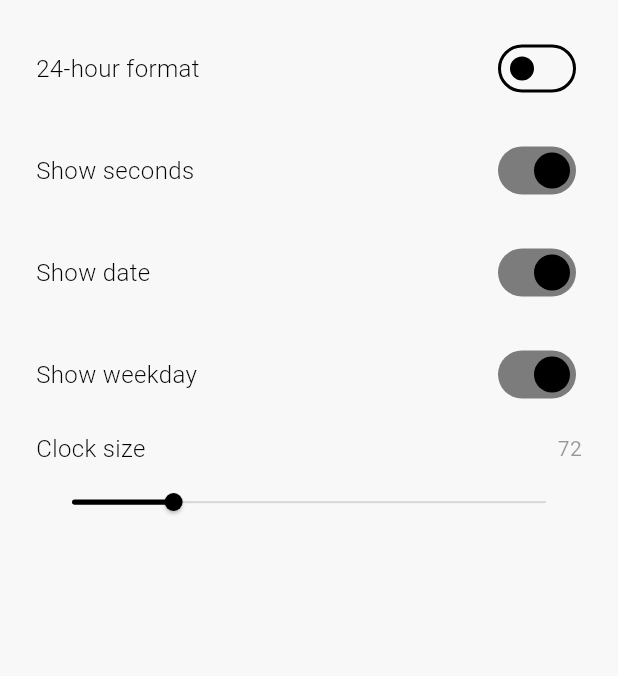
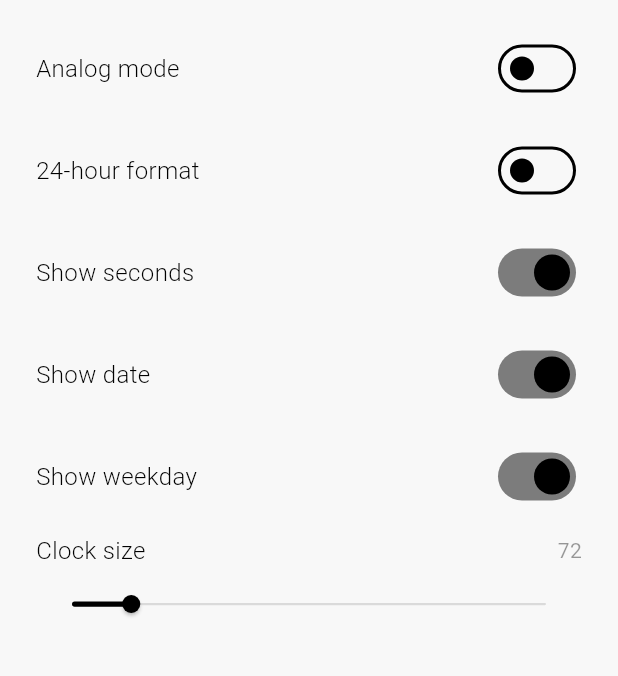
Before and after one commit to ImJustIvaan/Minimal-Clock-Desktop, a Flutter app: the SettingsScreen screen opened directly, after a tap on "Light", on a phone screen of 412 x 824 dp, the part 473-1149 px from its top. Run offline on Flutter 3.47's test engine with Material 3 defaults, Android fonts, the phone set to English and light mode, and no system bars; our stand-ins replace flutter_riverpod, share_plus, shared_preferences, supabase_flutter, timezone; missing offline and left inert: local_notifier, window_manager; accounts and stored records are empty.

Commit message:
Add analog clock mode, fix timer sizing and controls, scale countdowns
- Analog clock: custom painter with hour/minute/second hands, toggleable
  in Settings → CLOCK → Analog mode
- Font size slider max raised from 160 → 240
- Timer duration picker: replaced ListWheelScrollView with up/down arrow
  buttons that work reliably on desktop; digits scale with clock font size
- Timer progress ring: scales with clockFontSize instead of fixed 260px
- Countdown detail: remaining time now scales with clockFontSize

```diff
--- a/lib/core/models/settings_model.dart
+++ b/lib/core/models/settings_model.dart
@@ -9,6 +9,7 @@ class AppSettings {
   final double clockFontSize;
   // Empty string means local device timezone
   final String selectedTimezone;
+  final bool analogMode;
 
   const AppSettings({
     this.themeMode = ThemeMode.system,
@@ -18,6 +19,7 @@ class AppSettings {
     this.showWeekday = true,
     this.clockFontSize = 72,
     this.selectedTimezone = '',
+    this.analogMode = false,
   });
 
   AppSettings copyWith({
@@ -28,6 +30,7 @@ class AppSettings {
     bool? showWeekday,
     double? clockFontSize,
     String? selectedTimezone,
+    bool? analogMode,
   }) {
     return AppSettings(
       themeMode: themeMode ?? this.themeMode,
@@ -37,6 +40,7 @@ class AppSettings {
       showWeekday: showWeekday ?? this.showWeekday,
       clockFontSize: clockFontSize ?? this.clockFontSize,
       selectedTimezone: selectedTimezone ?? this.selectedTimezone,
+      analogMode: analogMode ?? this.analogMode,
     );
   }
 
@@ -48,6 +52,7 @@ class AppSettings {
         'showWeekday': showWeekday,
         'clockFontSize': clockFontSize,
         'selectedTimezone': selectedTimezone,
+        'analogMode': analogMode,
       };
 
   factory AppSettings.fromJson(Map<String, dynamic> json) => AppSettings(
@@ -58,5 +63,6 @@ class AppSettings {
         showWeekday: json['showWeekday'] as bool? ?? true,
         clockFontSize: (json['clockFontSize'] as num?)?.toDouble() ?? 72,
         selectedTimezone: json['selectedTimezone'] as String? ?? '',
+        analogMode: json['analogMode'] as bool? ?? false,
       );
 }
--- a/lib/features/clock/clock_screen.dart
+++ b/lib/features/clock/clock_screen.dart
@@ -6,6 +6,7 @@ import 'package:timezone/timezone.dart' as tz;
 import 'package:timezone/data/latest.dart' as tz_data;
 import '../../core/providers/settings_provider.dart';
 import 'widgets/animated_digit.dart';
+import 'widgets/analog_clock.dart';
 
 class ClockScreen extends ConsumerStatefulWidget {
   const ClockScreen({super.key});
@@ -40,7 +41,6 @@ class _ClockScreenState extends ConsumerState<ClockScreen> {
     try {
       final location = tz.getLocation(tzId);
       final tzNow = tz.TZDateTime.now(location);
-      // Return a plain DateTime so DateFormat works normally
       return DateTime(tzNow.year, tzNow.month, tzNow.day,
           tzNow.hour, tzNow.minute, tzNow.second);
     } catch (_) {
@@ -56,45 +56,83 @@ class _ClockScreenState extends ConsumerState<ClockScreen> {
       error: (_, __) => const SizedBox.shrink(),
       data: (settings) {
         final displayNow = _localizedNow(settings.selectedTimezone);
+        final color = Theme.of(context).colorScheme.onSurface;
 
+        return Scaffold(
+          body: Center(
+            child: settings.analogMode
+                ? _buildAnalog(displayNow, settings, color)
+                : _buildDigital(displayNow, settings, color),
+          ),
+        );
+      },
+    );
+  }
+
+  Widget _buildAnalog(DateTime now, dynamic settings, Color color) {
+    final dateStr = DateFormat('MMMM d, yyyy').format(now);
+    final weekdayStr = DateFormat('EEEE').format(now);
+    final clockSize = (settings.clockFontSize as double) * 2.8;
+
+    return Column(
+      mainAxisAlignment: MainAxisAlignment.center,
+      children: [
+        if (settings.selectedTimezone.isNotEmpty) ...[
+          Text(
+            (settings.selectedTimezone as String).replaceAll('_', ' '),
+            style: TextStyle(fontSize: 11, letterSpacing: 3, color: color.withValues(alpha: 0.3)),
+          ),
+          const SizedBox(height: 4),
+        ],
+        AnalogClock(
+          time: now,
+          color: color,
+          showSeconds: settings.showSeconds as bool,
+          size: clockSize.clamp(200.0, 500.0),
+        ),
+        if (settings.showWeekday || settings.showDate) const SizedBox(height: 28),
+        if (settings.showWeekday)
+          Text(
+            weekdayStr.toUpperCase(),
+            style: TextStyle(fontSize: 13, letterSpacing: 4, color: color.withValues(alpha: 0.4), fontWeight: FontWeight.w400),
+          ),
+        if (settings.showDate) ...[
+          const SizedBox(height: 6),
+          Text(
+            dateStr,
+            style: TextStyle(fontSize: 16, letterSpacing: 1, color: color.withValues(alpha: 0.45), fontWeight: FontWeight.w300),
+          ),
+        ],
+      ],
+    );
+  }
+
+  Widget _buildDigital(DateTime now, dynamic settings, Color color) {
     final timeFormat = settings.use24Hour
         ? (settings.showSeconds ? 'HH:mm:ss' : 'HH:mm')
         : (settings.showSeconds ? 'hh:mm:ss' : 'hh:mm');
-        final timeStr = DateFormat(timeFormat).format(displayNow);
-        final amPm = settings.use24Hour ? '' : DateFormat('a').format(displayNow);
-        final dateStr = DateFormat('MMMM d, yyyy').format(displayNow);
-        final weekdayStr = DateFormat('EEEE').format(displayNow);
+    final timeStr = DateFormat(timeFormat).format(now);
+    final amPm = settings.use24Hour ? '' : DateFormat('a').format(now);
+    final dateStr = DateFormat('MMMM d, yyyy').format(now);
+    final weekdayStr = DateFormat('EEEE').format(now);
+    final fontSize = settings.clockFontSize as double;
 
-        final color = Theme.of(context).colorScheme.onSurface;
-        final fontSize = settings.clockFontSize;
-
-        return Scaffold(
-          body: Center(
-            child: Padding(
+    return Padding(
       padding: const EdgeInsets.symmetric(horizontal: 24),
       child: Column(
         mainAxisAlignment: MainAxisAlignment.center,
         children: [
           if (settings.selectedTimezone.isNotEmpty) ...[
             Text(
-                      settings.selectedTimezone.replaceAll('_', ' '),
-                      style: TextStyle(
-                        fontSize: 11,
-                        letterSpacing: 3,
-                        color: color.withValues(alpha: 0.3),
-                      ),
+              (settings.selectedTimezone as String).replaceAll('_', ' '),
+              style: TextStyle(fontSize: 11, letterSpacing: 3, color: color.withValues(alpha: 0.3)),
             ),
             const SizedBox(height: 4),
           ],
           if (settings.showWeekday) ...[
             Text(
               weekdayStr.toUpperCase(),
-                      style: TextStyle(
-                        fontSize: 13,
-                        letterSpacing: 4,
-                        color: color.withValues(alpha: 0.4),
-                        fontWeight: FontWeight.w400,
-                      ),
+              style: TextStyle(fontSize: 13, letterSpacing: 4, color: color.withValues(alpha: 0.4), fontWeight: FontWeight.w400),
             ),
             const SizedBox(height: 8),
           ],
@@ -102,11 +140,7 @@ class _ClockScreenState extends ConsumerState<ClockScreen> {
             mainAxisAlignment: MainAxisAlignment.center,
             crossAxisAlignment: CrossAxisAlignment.end,
             children: [
-                      AnimatedClockText(
-                        text: timeStr,
-                        fontSize: fontSize,
-                        color: color,
-                      ),
+              AnimatedClockText(text: timeStr, fontSize: fontSize, color: color),
               if (!settings.use24Hour && amPm.isNotEmpty) ...[
                 const SizedBox(width: 6),
                 Padding(
@@ -128,20 +162,11 @@ class _ClockScreenState extends ConsumerState<ClockScreen> {
             const SizedBox(height: 16),
             Text(
               dateStr,
-                      style: TextStyle(
-                        fontSize: 16,
-                        letterSpacing: 1,
-                        color: color.withValues(alpha: 0.45),
-                        fontWeight: FontWeight.w300,
-                      ),
+              style: TextStyle(fontSize: 16, letterSpacing: 1, color: color.withValues(alpha: 0.45), fontWeight: FontWeight.w300),
             ),
           ],
         ],
       ),
-            ),
-          ),
-        );
-      },
     );
   }
 }
--- a/lib/features/settings/settings_screen.dart
+++ b/lib/features/settings/settings_screen.dart
@@ -68,6 +68,11 @@ class _SettingsBody extends ConsumerWidget {
               ]),
               _Section(label: 'CLOCK', children: [
                 _SwitchRow(
+                  label: 'Analog mode',
+                  value: settings.analogMode,
+                  onChanged: (v) => update(settings.copyWith(analogMode: v)),
+                ),
+                _SwitchRow(
                   label: '24-hour format',
                   value: settings.use24Hour,
                   onChanged: (v) => update(settings.copyWith(use24Hour: v)),
@@ -91,7 +96,7 @@ class _SettingsBody extends ConsumerWidget {
                   label: 'Clock size',
                   value: settings.clockFontSize,
                   min: 48,
-                  max: 160,
+                  max: 240,
                   onChanged: (v) => update(settings.copyWith(clockFontSize: v)),
                 ),
               ]),
```
Also changed, not shown: lib/features/clock/widgets/analog_clock.dart (added, +126 -0 lines), lib/features/countdowns/countdown_detail_screen.dart (+14 -4 lines), lib/features/timer/timer_screen.dart (+15 -20 lines), lib/features/timer/widgets/duration_picker.dart (+59 -68 lines), lib/features/timer/widgets/timer_progress_ring.dart (+15 -11 lines). Lines whose indentation alone changed are shown as unchanged.
